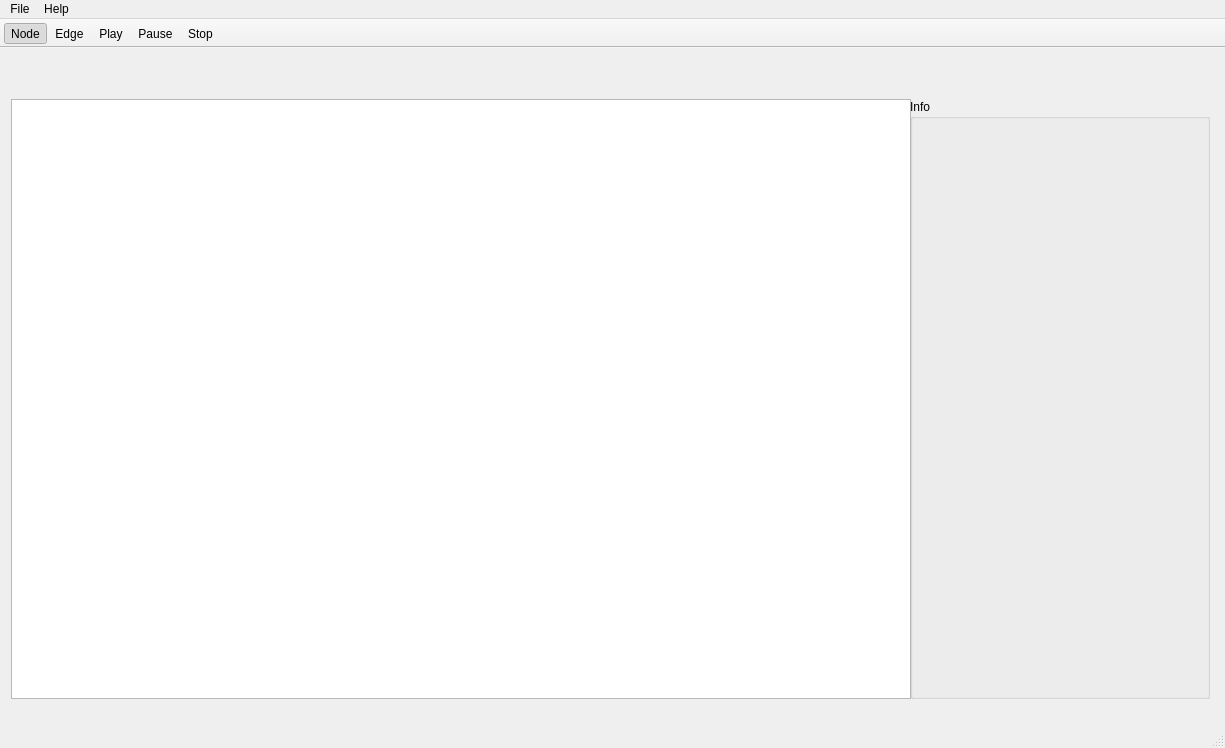
First picture: the form in mainwindow.ui, repository dwat3r/grapher, before the edit.
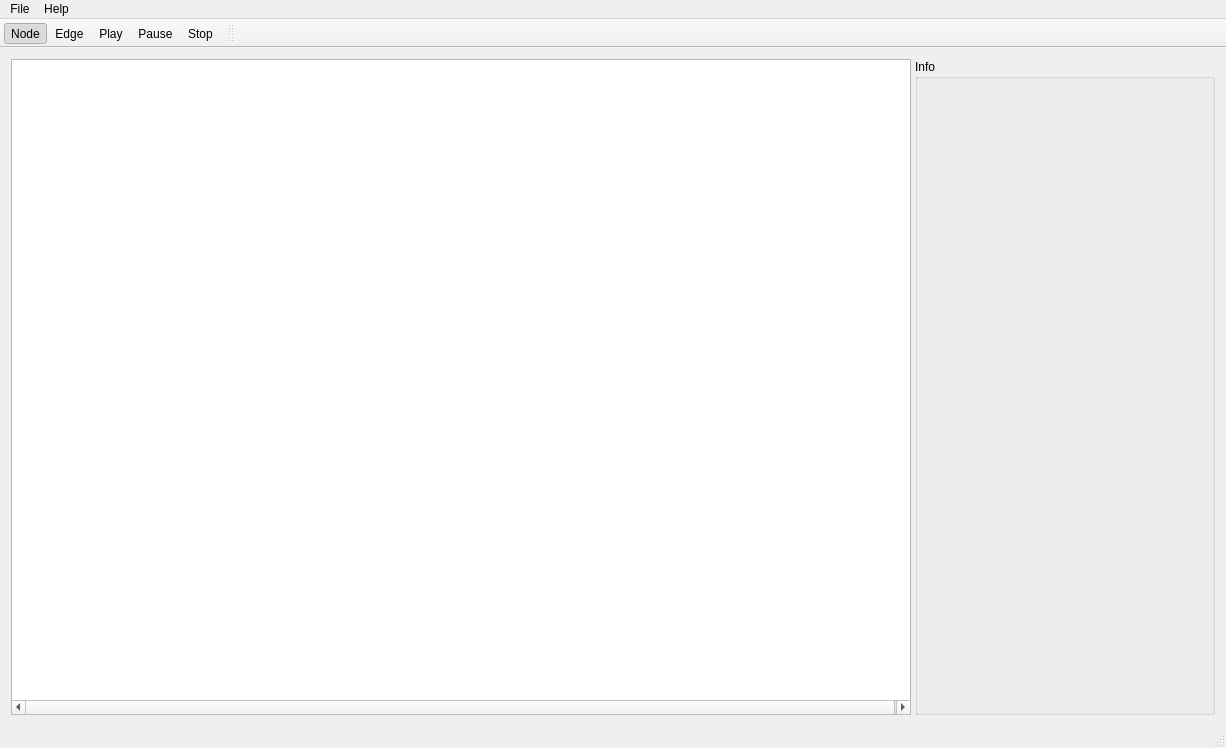
Second picture: the form after the edit.

```diff
--- a/mainwindow.ui
+++ b/mainwindow.ui
@@ -6,12 +6,12 @@
    <rect>
     <x>0</x>
     <y>0</y>
-    <width>1225</width>
+    <width>1226</width>
     <height>748</height>
    </rect>
   </property>
   <property name="sizePolicy">
-   <sizepolicy hsizetype="Fixed" vsizetype="Fixed">
+   <sizepolicy hsizetype="Expanding" vsizetype="Expanding">
     <horstretch>0</horstretch>
     <verstretch>0</verstretch>
    </sizepolicy>
@@ -22,12 +22,6 @@
     <height>748</height>
    </size>
   </property>
-  <property name="maximumSize">
-   <size>
-    <width>1225</width>
-    <height>748</height>
-   </size>
-  </property>
   <property name="mouseTracking">
    <bool>true</bool>
   </property>
@@ -36,7 +30,7 @@
   </property>
   <widget class="QWidget" name="centralWidget">
    <property name="sizePolicy">
-    <sizepolicy hsizetype="Fixed" vsizetype="Fixed">
+    <sizepolicy hsizetype="Expanding" vsizetype="Expanding">
      <horstretch>0</horstretch>
      <verstretch>0</verstretch>
     </sizepolicy>
@@ -47,32 +41,22 @@
      <height>676</height>
     </size>
    </property>
-   <property name="maximumSize">
-    <size>
-     <width>1225</width>
-     <height>676</height>
-    </size>
-   </property>
    <property name="mouseTracking">
     <bool>true</bool>
    </property>
-   <widget class="QWidget" name="horizontalLayoutWidget">
-    <property name="geometry">
-     <rect>
-      <x>0</x>
-      <y>0</y>
-      <width>1221</width>
-      <height>702</height>
-     </rect>
+   <layout class="QHBoxLayout" name="horizontalLayout_2">
+    <property name="sizeConstraint">
+     <enum>QLayout::SetNoConstraint</enum>
     </property>
-    <layout class="QHBoxLayout" name="horizontalLayout" stretch="0,1">
+    <item>
+     <layout class="QHBoxLayout" name="horizontalLayout" stretch="1,0">
      <property name="sizeConstraint">
       <enum>QLayout::SetNoConstraint</enum>
      </property>
      <item>
       <widget class="QGraphicsView" name="graphicsView">
        <property name="sizePolicy">
-        <sizepolicy hsizetype="Fixed" vsizetype="Fixed">
+         <sizepolicy hsizetype="Expanding" vsizetype="Expanding">
          <horstretch>0</horstretch>
          <verstretch>0</verstretch>
         </sizepolicy>
@@ -83,20 +67,17 @@
          <height>600</height>
         </size>
        </property>
-       <property name="maximumSize">
-        <size>
-         <width>900</width>
-         <height>600</height>
-        </size>
-       </property>
        <property name="mouseTracking">
         <bool>true</bool>
        </property>
        <property name="verticalScrollBarPolicy">
-        <enum>Qt::ScrollBarAlwaysOff</enum>
+         <enum>Qt::ScrollBarAsNeeded</enum>
        </property>
        <property name="horizontalScrollBarPolicy">
-        <enum>Qt::ScrollBarAlwaysOff</enum>
+         <enum>Qt::ScrollBarAsNeeded</enum>
+        </property>
+        <property name="sizeAdjustPolicy">
+         <enum>QAbstractScrollArea::AdjustToContents</enum>
        </property>
        <property name="interactive">
         <bool>true</bool>
@@ -123,7 +104,7 @@
      <item>
       <widget class="QGroupBox" name="groupBox">
        <property name="sizePolicy">
-        <sizepolicy hsizetype="Fixed" vsizetype="Fixed">
+         <sizepolicy hsizetype="Expanding" vsizetype="Expanding">
          <horstretch>0</horstretch>
          <verstretch>0</verstretch>
         </sizepolicy>
@@ -153,7 +134,7 @@
          </rect>
         </property>
         <property name="sizePolicy">
-         <sizepolicy hsizetype="Fixed" vsizetype="Fixed">
+          <sizepolicy hsizetype="Expanding" vsizetype="Expanding">
           <horstretch>0</horstretch>
           <verstretch>0</verstretch>
          </sizepolicy>
@@ -181,14 +162,15 @@
       </widget>
      </item>
     </layout>
-   </widget>
+    </item>
+   </layout>
   </widget>
   <widget class="QMenuBar" name="menuBar">
    <property name="geometry">
     <rect>
      <x>0</x>
      <y>0</y>
-     <width>1225</width>
+     <width>1226</width>
      <height>20</height>
     </rect>
    </property>
@@ -230,6 +212,17 @@
    <addaction name="actionStop"/>
   </widget>
   <widget class="QStatusBar" name="statusBar"/>
+  <widget class="QToolBar" name="toolBar">
+   <property name="windowTitle">
+    <string>toolBar</string>
+   </property>
+   <attribute name="toolBarArea">
+    <enum>TopToolBarArea</enum>
+   </attribute>
+   <attribute name="toolBarBreak">
+    <bool>false</bool>
+   </attribute>
+  </widget>
   <action name="actionLoad">
    <property name="text">
     <string>Load</string>
```
Left out of the diff: 6 changed lines with no effect on the pictures. Lines whose indentation alone changed are shown as unchanged.
